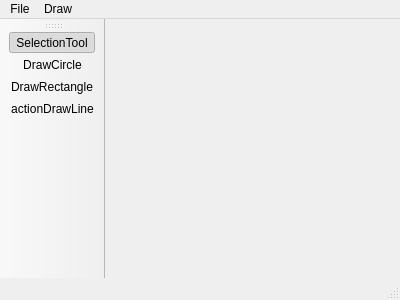
Before: the Qt Designer form app/mainwindow.ui in bruceoutdoors/DrawingApp, drawn with Qt 5.
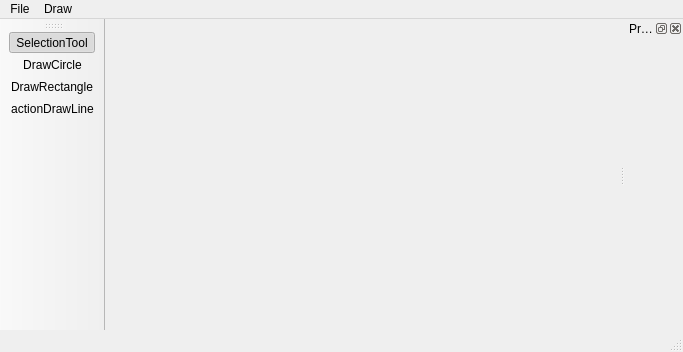
After: the same form once the commit is applied. Icons and pictures are not drawn.

Commit message: Global Draw Properties

The edit to the form file:
```diff
--- a/app/mainwindow.ui
+++ b/app/mainwindow.ui
@@ -6,8 +6,8 @@
    <rect>
     <x>0</x>
     <y>0</y>
-    <width>400</width>
-    <height>300</height>
+    <width>683</width>
+    <height>352</height>
    </rect>
   </property>
   <property name="windowTitle">
@@ -19,7 +19,7 @@
     <rect>
      <x>0</x>
      <y>0</y>
-     <width>400</width>
+     <width>683</width>
      <height>21</height>
     </rect>
    </property>
@@ -44,6 +44,9 @@
    <property name="windowTitle">
     <string>toolBar</string>
    </property>
+   <property name="toolButtonStyle">
+    <enum>Qt::ToolButtonIconOnly</enum>
+   </property>
    <attribute name="toolBarArea">
     <enum>LeftToolBarArea</enum>
    </attribute>
@@ -55,6 +58,24 @@
    <addaction name="actionDrawRectangle"/>
    <addaction name="actionDrawLine"/>
   </widget>
+  <widget class="QDockWidget" name="dockWidget">
+   <property name="floating">
+    <bool>false</bool>
+   </property>
+   <property name="windowTitle">
+    <string>Properties</string>
+   </property>
+   <attribute name="dockWidgetArea">
+    <number>2</number>
+   </attribute>
+   <widget class="QWidget" name="dockWidgetContents">
+    <layout class="QVBoxLayout" name="verticalLayout_2">
+     <item>
+      <layout class="QFormLayout" name="VEProp"/>
+     </item>
+    </layout>
+   </widget>
+  </widget>
   <action name="actionCircle">
    <property name="text">
     <string>Circle</string>
```
Left out of the diff: 3 changed lines with no effect on the pictures. The commit also changes 25 other files.
